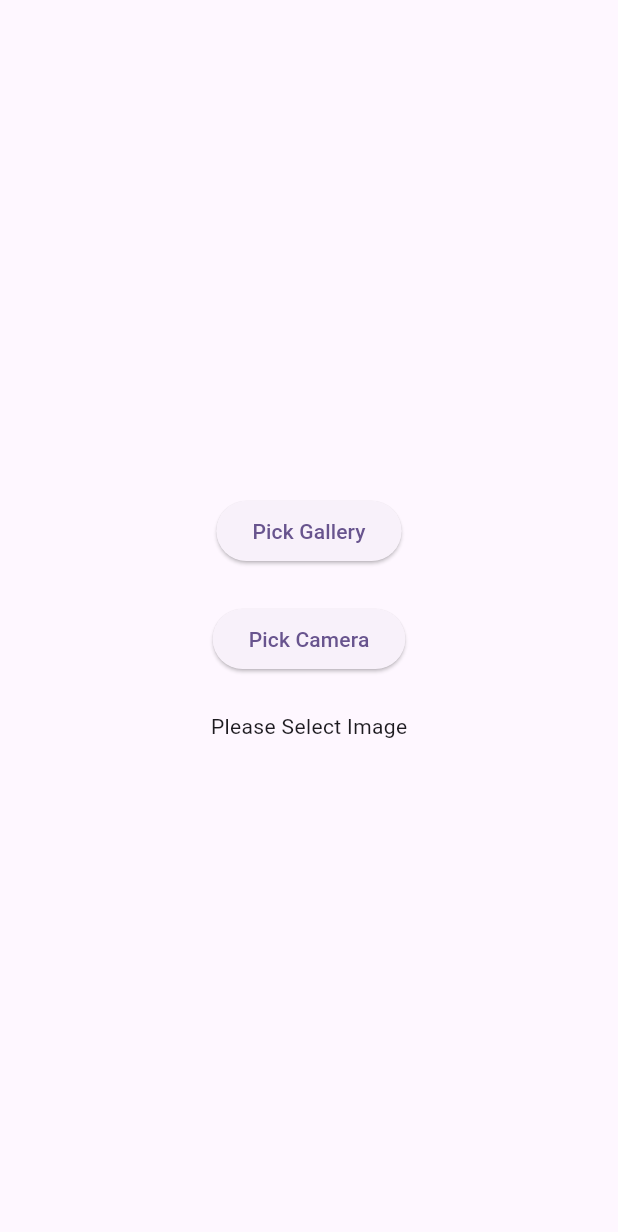
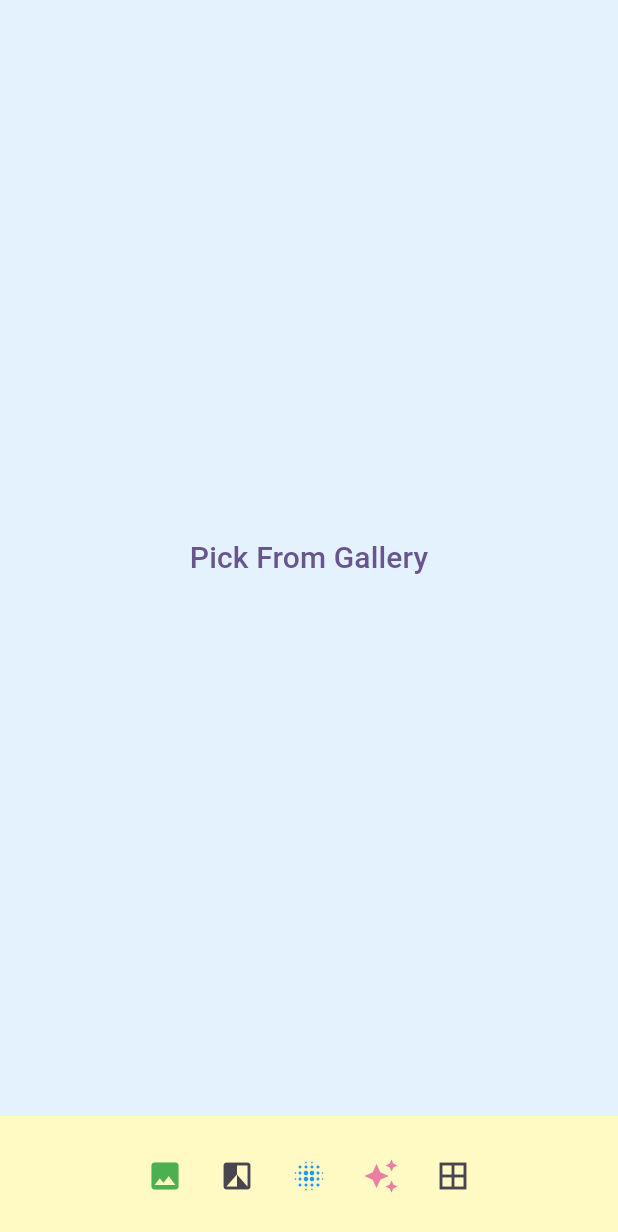
Before and after one commit to efecantepe/EverPixel, a Flutter app: the screen it shows after launch, on a phone screen of 412 x 824 dp. Shown: the top 1232 px of the screen. Run offline on Flutter 3.47's test engine with Material 3 defaults, Android fonts, the phone set to English and light mode, and no system bars; our stand-ins replace image_picker.

Commit message:
Filter Buttons are added

```diff
--- a/lib/single_filter_page.dart
+++ b/lib/single_filter_page.dart
@@ -9,11 +9,10 @@ class SingleFilterPage extends StatefulWidget {
   const SingleFilterPage({super.key});
 
   @override
-  State<SingleFilterPage> createState() => _MyAppState();
+  State<SingleFilterPage> createState() => _SingleFilterPageState();
 }
 
-class _MyAppState extends State<SingleFilterPage> {
-
+class _SingleFilterPageState extends State<SingleFilterPage> {
   @override
   Widget build(BuildContext context) {
     return MaterialApp(
@@ -23,42 +22,58 @@ class _MyAppState extends State<SingleFilterPage> {
           useMaterial3: true,
         ),
         home: Consumer<SingleFilterModel>(
-
           builder: (context, value, child) => Scaffold(
 
+              backgroundColor: Colors.blue[50],
+
+              bottomNavigationBar: BottomAppBar(
+                color: Colors.yellow[100],
+                child: Row(
+                  mainAxisAlignment: MainAxisAlignment.center,
+                  children: [
+                    IconButton(
+                      onPressed: () => {},
+                      icon: Icon(Icons.image, color: Colors.green),
+                    ),
+                    IconButton(
+                      onPressed: () => {},
+                      icon: Icon(Icons.filter_b_and_w),
+                    ),
+                    IconButton(
+                      onPressed: () => {},
+                      icon: Icon(Icons.blur_on, color: Colors.blue),
+                    ),
+                    IconButton(
+                      onPressed: () => {},
+                      icon: Icon(Icons.auto_awesome,
+                          color: const Color.fromARGB(255, 235, 127, 163)),
+                    ),
+                    IconButton(
+                      onPressed: () => {},
+                      icon: Icon(Icons.border_all),
+                    ),
+                  ],
+                ),
+              ),
               body: SafeArea(
-
                 child: SizedBox(
-
                   width: double.infinity,
-
-              child: Column(
-
-                crossAxisAlignment: CrossAxisAlignment.center,
-                mainAxisAlignment: MainAxisAlignment.center,
-
-                children: [
-
-                  ElevatedButton(onPressed: () {
-                    final singleFilter = context.read<SingleFilterModel>();
+                  child: Center(
+                    child: value.selectedImage != null
+                        ? Image.file(value.selectedImage!)
+                        : TextButton(
+                            onPressed: () {
+                              final singleFilter =
+                                  context.read<SingleFilterModel>();
                               singleFilter.pickImageFromGallery();
                             },
-
-                  child: Text("Pick Gallery")),
-                  SizedBox(height: 24,),
-                  ElevatedButton(onPressed: () => {}, child: Text("Pick Camera")),
-                  SizedBox(height: 24,),
-                  value.selectedImage != null ? Image.file(value.selectedImage!) : Text("Please Select Image")
-                ],
-
+                            child: Text(
+                              "Pick From Gallery",
+                              style: TextStyle(fontSize: 20),
+                            )),
                   ),
                 ),
-
-          )
-
-        ),
-      )
-    );
+              )),
+        ));
   }
-
 }
```
Lines whose indentation alone changed are shown as unchanged.
